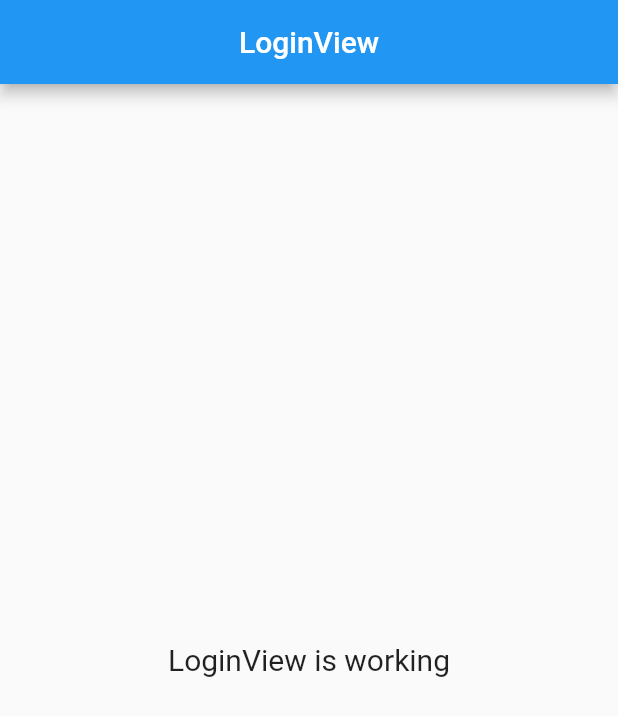
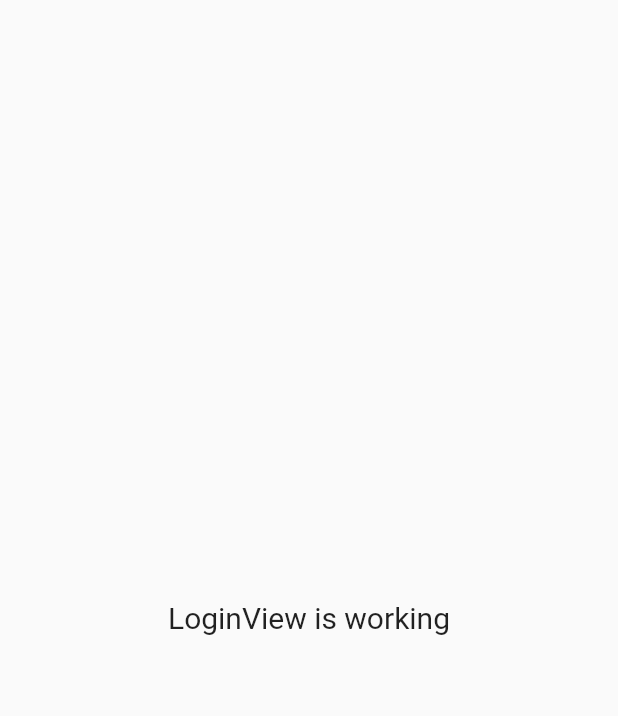
Before and after one commit to mdrabbihossen/tiktok, a Flutter app: the screen it shows after launch, on a phone screen of 412 x 824 dp. Shown: the top 716 px of the screen. Run offline on Flutter 3.47's test engine with Material 2 defaults, Android fonts, the phone set to English and light mode, and no system bars; our stand-ins replace get.

```diff
--- a/lib/app/modules/login/views/login_view.dart
+++ b/lib/app/modules/login/views/login_view.dart
@@ -8,10 +8,6 @@ class LoginView extends GetView<LoginController> {
   @override
   Widget build(BuildContext context) {
     return Scaffold(
-      appBar: AppBar(
-        title: Text('LoginView'),
-        centerTitle: true,
-      ),
       body: Center(
         child: Text(
           'LoginView is working',
```
Also changed, not shown: lib/app/utils/colors.dart (added, +7 -0 lines).
